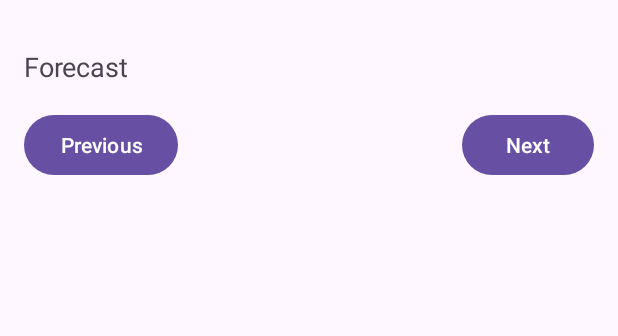
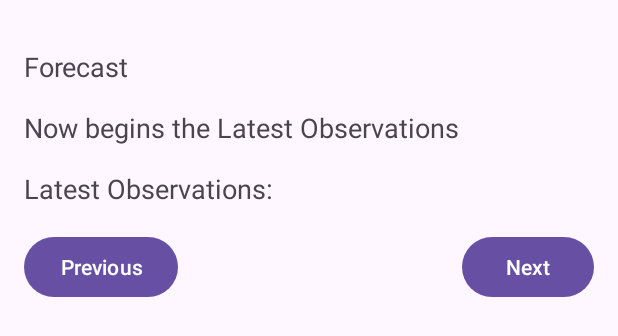
Before and after one commit to Virgo-Alpha/Benson_Mugure_S2038770, an Android app: the layout activity_main.xml on its own in the app's theme, with its tools: preview values and no code run, on a phone screen of 412 x 824 dp. Shown: the top 336 px of the screen. Run offline under Robolectric (Android 15) with nearby library versions, the phone set to English and light mode, and no system bars.

Commit message:
fix latest observations

```diff
--- a/app/src/main/res/layout/activity_main.xml
+++ b/app/src/main/res/layout/activity_main.xml
@@ -5,14 +5,6 @@
     android:layout_height="match_parent"
     android:padding="16dp"
     tools:context=".MainActivity">
-<!--
-    <TextView
-        android:id="@+id/locationDisplay"
-        android:layout_width="wrap_content"
-        android:layout_height="wrap_content"
-        android:text="@string/location"
-        android:textSize="20sp"
-        android:layout_centerHorizontal="true"/> -->
 
     <TextView
         android:id="@+id/locationDisplay"
@@ -33,11 +25,30 @@
         android:text="@string/forecast"
         android:textSize="18sp" />
 
+    <!-- Add separation text below -->
+    <TextView
+        android:id="@+id/separationText"
+        android:layout_width="wrap_content"
+        android:layout_height="wrap_content"
+        android:layout_below="@id/forecastDisplay"
+        android:layout_marginTop="16dp"
+        android:text="@string/separation"
+        android:textSize="18sp" />
+
+    <TextView
+        android:id="@+id/observationDisplay"
+        android:layout_width="wrap_content"
+        android:layout_height="wrap_content"
+        android:layout_below="@id/separationText"
+        android:layout_marginTop="16dp"
+        android:text="@string/observation"
+        android:textSize="18sp" />
+
     <Button
         android:id="@+id/prevButton"
         android:layout_width="wrap_content"
         android:layout_height="wrap_content"
-        android:layout_below="@id/forecastDisplay"
+        android:layout_below="@id/observationDisplay"
         android:layout_marginTop="16dp"
         android:text="@string/previous" />
 
@@ -45,7 +56,7 @@
         android:id="@+id/nextButton"
         android:layout_width="wrap_content"
         android:layout_height="wrap_content"
-        android:layout_below="@id/forecastDisplay"
+        android:layout_below="@id/observationDisplay"
         android:layout_marginTop="16dp"
         android:layout_alignParentEnd="true"
         android:text="@string/next" />
--- a/app/src/main/res/values/strings.xml
+++ b/app/src/main/res/values/strings.xml
@@ -8,6 +8,8 @@
     <string name="previous">Previous</string>
     <string name="forecast">Forecast</string>
     <string name="location">Location: </string>
+    <string name="separation">Now begins the Latest Observations</string>
+    <string name="observation">Latest Observations: </string>
 
     <string name="lorem_ipsum">
         Lorem ipsum dolor sit amet, consectetur adipiscing elit. Nam in scelerisque sem. Mauris
```
Also changed, not shown: app/src/main/java/org/me/gcu/benson_mugure_s2038770/MainActivity.java (+55 -8 lines).
